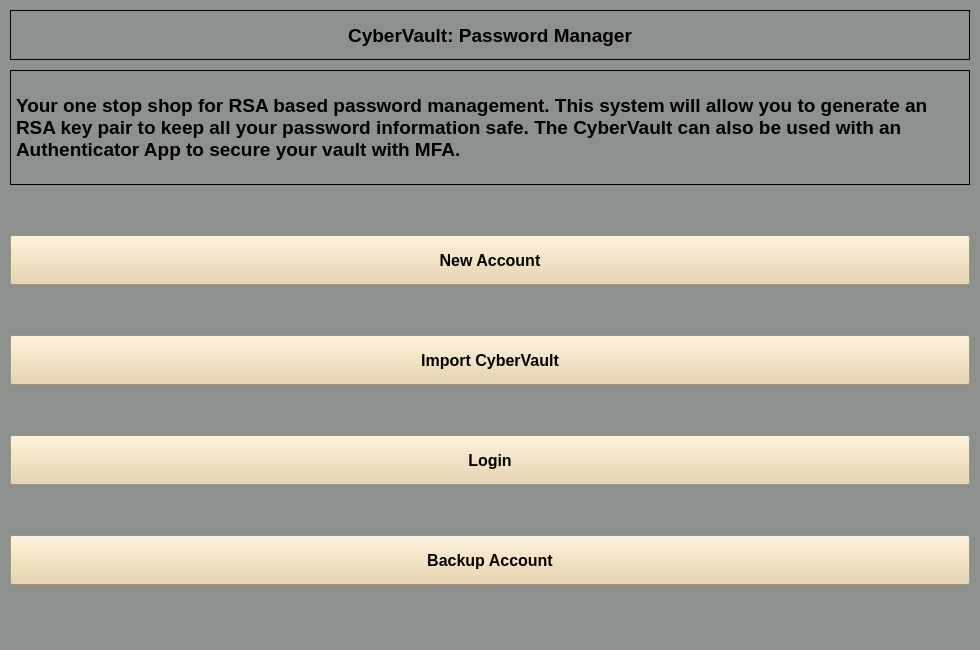
Above: cybervault.ui from dark-anub1s/CyberVault before the change. Below: the same form after it.
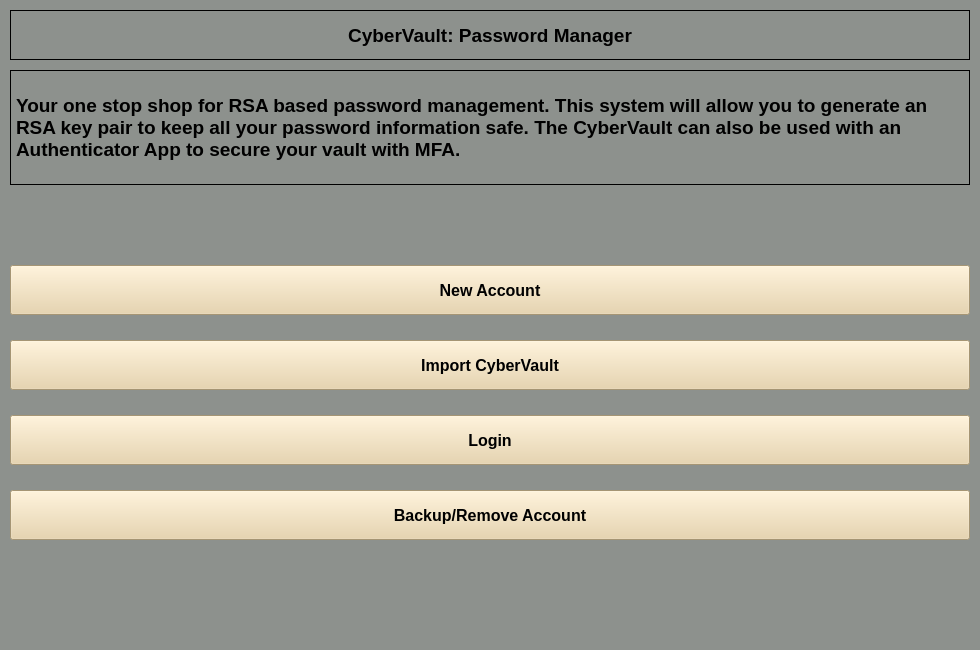
That is the form after the change. Icons and pictures are not drawn.

The edit to the form file:
```diff
--- a/cybervault.ui
+++ b/cybervault.ui
@@ -116,7 +116,7 @@
     <property name="geometry">
      <rect>
       <x>10</x>
-      <y>235</y>
+      <y>265</y>
       <width>960</width>
       <height>50</height>
      </rect>
@@ -140,7 +140,7 @@
     <property name="geometry">
      <rect>
       <x>10</x>
-      <y>335</y>
+      <y>340</y>
       <width>960</width>
       <height>50</height>
      </rect>
@@ -170,7 +170,7 @@
     <property name="geometry">
      <rect>
       <x>10</x>
-      <y>435</y>
+      <y>415</y>
       <width>960</width>
       <height>50</height>
      </rect>
@@ -194,7 +194,7 @@
     <property name="geometry">
      <rect>
       <x>10</x>
-      <y>535</y>
+      <y>490</y>
       <width>960</width>
       <height>50</height>
      </rect>
@@ -211,7 +211,7 @@
      <string notr="true">background-color: rgb(231, 208, 162);</string>
     </property>
     <property name="text">
-     <string>Backup Account</string>
+     <string>Backup/Remove Account</string>
     </property>
    </widget>
    <zorder>Title</zorder>
```
